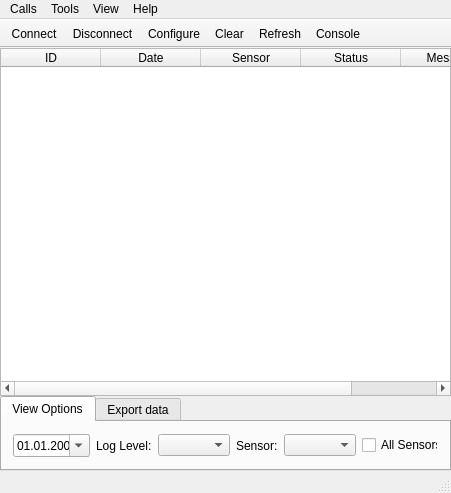
Qt form mainwindow.ui (kot9pa/com-monitor) before a commit.
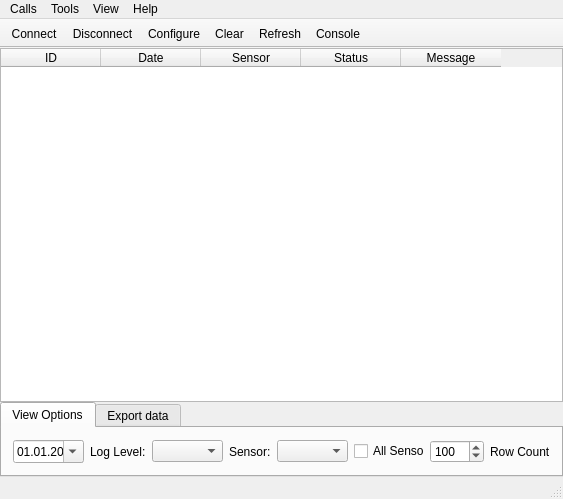
The same form after that commit. Icons and pictures are not drawn.

Diff of the .ui file:
```diff
--- a/mainwindow.ui
+++ b/mainwindow.ui
@@ -9,8 +9,8 @@
    <rect>
     <x>0</x>
     <y>0</y>
-    <width>451</width>
-    <height>493</height>
+    <width>563</width>
+    <height>499</height>
    </rect>
   </property>
   <property name="sizePolicy">
@@ -21,8 +21,8 @@
   </property>
   <property name="minimumSize">
    <size>
-    <width>451</width>
-    <height>493</height>
+    <width>563</width>
+    <height>499</height>
    </size>
   </property>
   <property name="maximumSize">
@@ -80,7 +80,7 @@
          </size>
         </property>
         <property name="sizeAdjustPolicy">
-         <enum>QAbstractScrollArea::AdjustIgnored</enum>
+         <enum>QAbstractScrollArea::AdjustToContentsOnFirstShow</enum>
         </property>
         <property name="editTriggers">
          <set>QAbstractItemView::NoEditTriggers</set>
@@ -215,6 +215,23 @@
             </property>
            </widget>
           </item>
+          <item>
+           <widget class="QSpinBox" name="rowCount">
+            <property name="maximum">
+             <number>9999</number>
+            </property>
+            <property name="value">
+             <number>100</number>
+            </property>
+           </widget>
+          </item>
+          <item>
+           <widget class="QLabel" name="rowCountLabel">
+            <property name="text">
+             <string>Row Count</string>
+            </property>
+           </widget>
+          </item>
           <item>
            <spacer name="horizontalSpacer">
             <property name="orientation">
@@ -275,7 +292,7 @@
     <rect>
      <x>0</x>
      <y>0</y>
-     <width>451</width>
+     <width>563</width>
      <height>21</height>
     </rect>
    </property>
```
Left out of the diff: 4 changed lines with no effect on the pictures.
